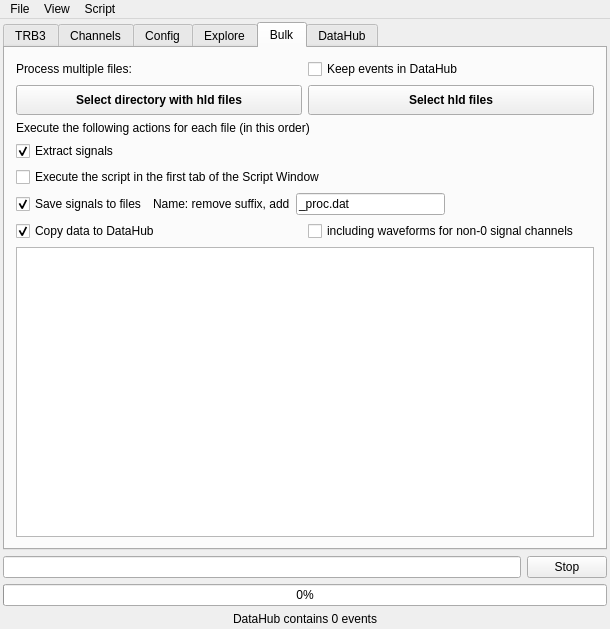
Old version of the form GUI/mainwindow.ui in the repository andrmor/TRB3reader.
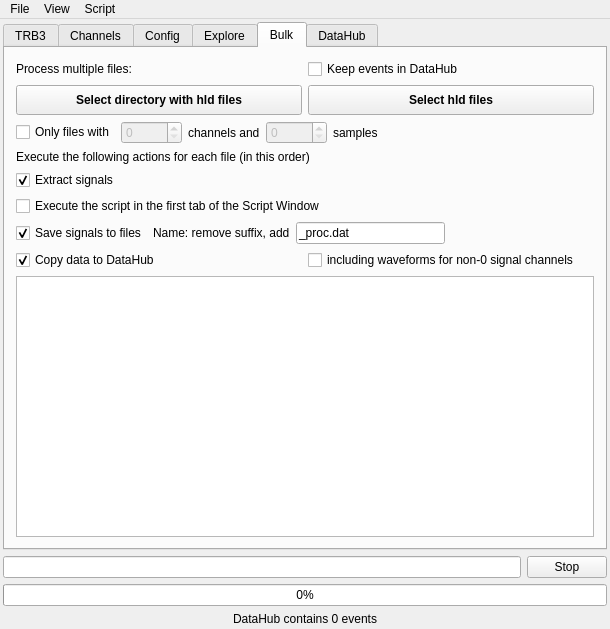
New version of the form.

Diff of the .ui file:
```diff
--- a/GUI/mainwindow.ui
+++ b/GUI/mainwindow.ui
@@ -2584,6 +2584,85 @@
           </item>
          </layout>
         </item>
+        <item>
+         <layout class="QHBoxLayout" name="horizontalLayout_45">
+          <property name="topMargin">
+           <number>0</number>
+          </property>
+          <item>
+           <widget class="QCheckBox" name="cbProcessOnlyFilesWith">
+            <property name="text">
+             <string>Only files with</string>
+            </property>
+           </widget>
+          </item>
+          <item>
+           <widget class="QSpinBox" name="sbNumChannels">
+            <property name="enabled">
+             <bool>false</bool>
+            </property>
+            <property name="minimumSize">
+             <size>
+              <width>0</width>
+              <height>21</height>
+             </size>
+            </property>
+            <property name="maximum">
+             <number>10000</number>
+            </property>
+           </widget>
+          </item>
+          <item>
+           <widget class="QLabel" name="label_13">
+            <property name="text">
+             <string>channels and</string>
+            </property>
+            <property name="alignment">
+             <set>Qt::AlignLeading|Qt::AlignLeft|Qt::AlignVCenter</set>
+            </property>
+           </widget>
+          </item>
+          <item>
+           <widget class="QSpinBox" name="sbNumSamples">
+            <property name="enabled">
+             <bool>false</bool>
+            </property>
+            <property name="minimumSize">
+             <size>
+              <width>0</width>
+              <height>21</height>
+             </size>
+            </property>
+            <property name="maximum">
+             <number>10000</number>
+            </property>
+           </widget>
+          </item>
+          <item>
+           <widget class="QLabel" name="label_39">
+            <property name="text">
+             <string>samples</string>
+            </property>
+            <property name="alignment">
+             <set>Qt::AlignLeading|Qt::AlignLeft|Qt::AlignVCenter</set>
+            </property>
+           </widget>
+          </item>
+          <item>
+           <spacer name="horizontalSpacer_7">
+            <property name="orientation">
+             <enum>Qt::Horizontal</enum>
+            </property>
+            <property name="sizeHint" stdset="0">
+             <size>
+              <width>40</width>
+              <height>20</height>
+             </size>
+            </property>
+           </spacer>
+          </item>
+         </layout>
+        </item>
         <item>
          <widget class="QLabel" name="label_15">
           <property name="text">
```
Left out of the diff: 46 changed lines with no effect on the pictures.
